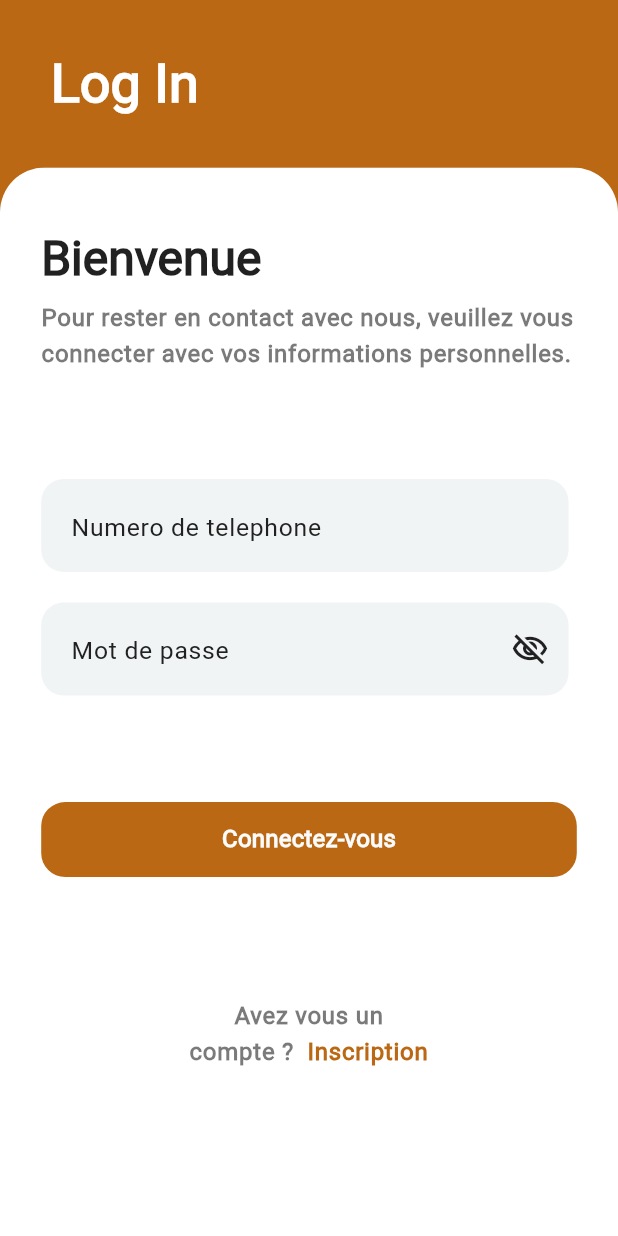
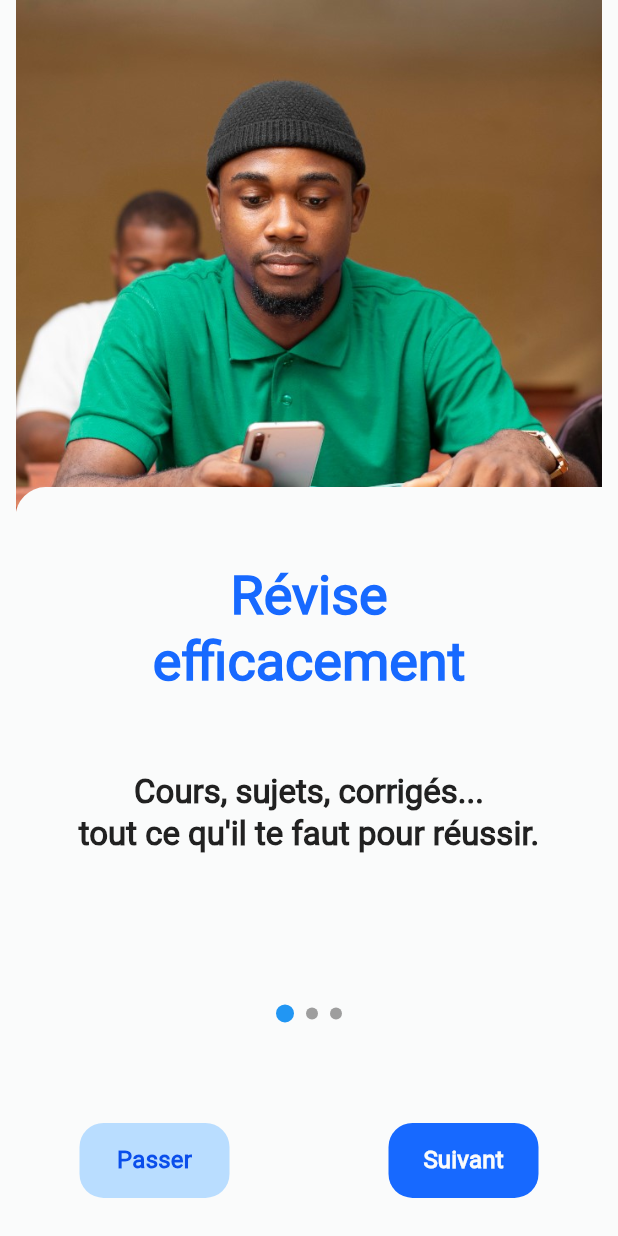
Before and after one commit to darrelX/onbush, a Flutter app: the screen it shows after launch, on a phone screen of 412 x 824 dp. Run offline on Flutter 3.47's test engine with Material 3 defaults, Android fonts, the phone set to English and light mode, and no system bars; our stand-ins replace animate_do, another_flushbar, auto_route, bloc, carousel_slider, connectivity_plus and 15 more; missing offline and left inert: draggable_bottom_sheet; generated files the repository leaves out were written again; project files that could hold a hidden picture were left out.

Commit message:
Onboarding success

```diff
--- a/lib/auth/presentation/pages/login_screen.dart
+++ b/lib/auth/presentation/pages/login_screen.dart
@@ -49,15 +49,10 @@ class _LoginScreenState extends State<LoginScreen> {
   @override
   Widget build(BuildContext context) {
     return Scaffold(
-      backgroundColor: AppColors.primary,
+      backgroundColor: AppColors.white,
       appBar: AppBar(
-        title: Text(
-          "  Log In",
-          style: context.textTheme.displaySmall!
-              .copyWith(color: Colors.white, fontWeight: FontWeight.w900),
-        ),
-        toolbarHeight: 110.h,
-        // centerTitle: true,
+        backgroundColor: AppColors.white,
+        centerTitle: true,
       ),
       body: BlocConsumer<AuthCubit, AuthState>(
         bloc: _cubit,
@@ -87,12 +82,6 @@ class _LoginScreenState extends State<LoginScreen> {
         builder: (context, state) {
           return Container(
             height: context.height,
-            decoration: const BoxDecoration(
-              borderRadius: BorderRadius.vertical(
-                top: Radius.circular(30),
-              ),
-              color: Colors.white,
-            ),
             padding: EdgeInsets.symmetric(
               horizontal: 25.w,
             ),
@@ -101,25 +90,54 @@ class _LoginScreenState extends State<LoginScreen> {
                 key: _formKey,
                 child: Column(
                   mainAxisAlignment: MainAxisAlignment.start,
-                  crossAxisAlignment: CrossAxisAlignment.start,
+                  crossAxisAlignment: CrossAxisAlignment.center,
                   children: [
-                    Gap(40.h),
+                    Image.asset(
+                      "assets/images/onbush.png",
+                      width: 200,
+                      // height: 300,
+                    ),
+                    Gap(50.h),
+
+                    Container(
+                      width: 280.w,
+                      height: 55.h,
+                      decoration: BoxDecoration(
+                          color: AppColors.third,
+                          borderRadius: BorderRadius.circular(25.r)),
+                      child: Center(
+                        child: Row(
+                          mainAxisAlignment: MainAxisAlignment.spaceEvenly,
+                          children: [
+                            AppButton(
+                              width: 120,
+                              text: "Connexion",
+                              onPressed: () {},
+                              bgColor: AppColors.primary,
+                              height: 40.h,
+                            ),
+                            AppButton(
+                              width: 120,
+                              text: "S'inscrire",
+                              onPressed: () {},
+                              // bgColor: AppColors.primary,
+                              textColor: AppColors.secondary,
+                              height: 40.h,
+                            ),
+                          ],
+                        ),
+                      ),
+                    ),
+                    Gap(30.h),
+
                     Text(
-                      "Bienvenue",
-                      style: context.textTheme.headlineLarge?.copyWith(
-                        fontWeight: FontWeight.w900,
-                      ),
+                      "Accède rapidement à tes cours et à tes révisions en quelques clics.",
+                      style: context.textTheme.bodyLarge!
+                          .copyWith(fontWeight: FontWeight.bold),
                       textAlign: TextAlign.center,
                     ),
-                    Gap(8.h),
-                    Text(
-                      "Pour rester en contact avec nous, veuillez vous connecter avec vos informations personnelles.",
-                      style: context.textTheme.bodyLarge?.copyWith(
-                          fontWeight: FontWeight.w900,
-                          color: AppColors.black.withOpacity(0.6)),
-                      textAlign: TextAlign.start,
-                    ),
                     Gap(70.h),
+
                     AppInput(
                       controller: _phoneController,
                       // label: 'Tel',
@@ -135,49 +153,9 @@ class _LoginScreenState extends State<LoginScreen> {
                       ],
                     ),
                     Gap(20.h),
-                    AppInput(
-                      controller: _passwordController,
-                      // label: 'Password',
-                      hint: 'Mot de passe',
-                      labelColors: AppColors.black.withOpacity(0.7),
-                      keyboardType: TextInputType.visiblePassword,
-                      autofillHints: const [
-                        AutofillHints.password,
-                      ],
-                      showEyes: true,
-                      obscureText: true,
-                      validators: [
-                        FormBuilderValidators.required(
-                          errorText: 'Mot de passe requis',
-                        ),
-                      ],
-                    ),
-                    Gap(70.h),
-                    // Row(
-                    //   mainAxisAlignment: MainAxisAlignment.end,
-                    //   children: [
-                    // Align(
-                    //       alignment: Alignment.bottomRight,
-                    //       child: GestureDetector(
-                    //         onTap: () {
-                    //           context.router.push(ForgetPasswordRoute(
-                    //               title1: "Retrouver mon compte",
-                    //               hasForgottenPassword: true,
-                    //               title2:
-                    //                   "Entrer un numero de votre whatsapp associé à votre compte",
-                    //               description: "Retrouver mon compte"));
-                    //         },
-                    //         child: Text(
-                    //           "Mot de passe oublié",
-                    //           style: context.textTheme.bodySmall?.copyWith(
-                    //               fontWeight: FontWeight.w900,
-                    //               color: AppColors.primary),
-                    //           textAlign: TextAlign.right,
-                    //         ),
-                    //       ),
-                    //     ),
-                    //   ],
-                    // ),
+
+                    Gap(200.h),
+
                     // Gap(50.h),
                     AppButton(
                       loading: state is LoginLoading,
@@ -193,43 +171,43 @@ class _LoginScreenState extends State<LoginScreen> {
                       },
                     ),
                     Gap(80.h),
-                    Center(
-                      child: Text.rich(
-                        TextSpan(
-                          text: 'Avez vous un\n',
-                          style: TextStyle(
-                              color: AppColors.black.withOpacity(0.6)),
-                          children: [
-                            TextSpan(
-                              text: "compte ?  ",
-                              style: TextStyle(
-                                  color: AppColors.black.withOpacity(0.6)),
-                            ),
-                            TextSpan(
-                              text: "Inscription",
-                              style: context.textTheme.bodyLarge?.copyWith(
-                                fontWeight: FontWeight.w900,
-                                color: AppColors.primary,
-                              ),
-                              recognizer: TapGestureRecognizer()
-                                ..onTap = () {
-                                  context.router.push(ForgetPasswordRoute(
-                                      title1: "Creer un compte",
-                                      hasForgottenPassword: false,
-                                      title2: "Creer un compte",
-                                      description:
-                                          "Bienvenue dans l'application onbush"));
-                                },
-                            ),
-                          ],
-                        ),
-                        textAlign: TextAlign.center,
-                        style: context.textTheme.bodyLarge?.copyWith(
-                          fontWeight: FontWeight.w900,
-                        ),
-                      ),
-                    ),
-                    Gap(9.h),
+                    // Center(
+                    //   child: Text.rich(
+                    //     TextSpan(
+                    //       text: 'Avez vous un\n',
+                    //       style: TextStyle(
+                    //           color: AppColors.black.withOpacity(0.6)),
+                    //       children: [
+                    //         TextSpan(
+                    //           text: "compte ?  ",
+                    //           style: TextStyle(
+                    //               color: AppColors.black.withOpacity(0.6)),
+                    //         ),
+                    //         TextSpan(
+                    //           text: "Inscription",
+                    //           style: context.textTheme.bodyLarge?.copyWith(
+                    //             fontWeight: FontWeight.w900,
+                    //             color: AppColors.primary,
+                    //           ),
+                    //           recognizer: TapGestureRecognizer()
+                    //             ..onTap = () {
+                    //               context.router.push(ForgetPasswordRoute(
+                    //                   title1: "Creer un compte",
+                    //                   hasForgottenPassword: false,
+                    //                   title2: "Creer un compte",
+                    //                   description:
+                    //                       "Bienvenue dans l'application onbush"));
+                    //             },
+                    //         ),
+                    //       ],
+                    //     ),
+                    //     textAlign: TextAlign.center,
+                    //     style: context.textTheme.bodyLarge?.copyWith(
+                    //       fontWeight: FontWeight.w900,
+                    //     ),
+                    //   ),
+                    // ),
+                    // Gap(9.h),
                   ],
                 ),
               ),
--- a/lib/auth/presentation/pages/register_screen.dart
+++ b/lib/auth/presentation/pages/register_screen.dart
@@ -97,7 +97,7 @@ class _RegisterScreenState extends State<RegisterScreen> {
                 padding: EdgeInsets.symmetric(horizontal: 25.w),
                 decoration: BoxDecoration(
                   borderRadius:
-                      const BorderRadius.vertical(top: Radius.circular(20)),
+                      const BorderRadius.vertical(top: Radius.circular(40)),
                   color: context.theme.scaffoldBackgroundColor,
                 ),
                 height: context.height,
--- /dev/null
+++ b/lib/onboarding/onboarding_screen.dart
@@ -0,0 +1,118 @@
+import 'package:auto_route/auto_route.dart';
+import 'package:carousel_slider/carousel_slider.dart';
+import 'package:flutter/material.dart';
+import 'package:flutter_screenutil/flutter_screenutil.dart';
+import 'package:gap/gap.dart';
+import 'package:onbush/auth/presentation/pages/forget_password_screen.dart';
+import 'package:onbush/onboarding/widgets/carousel_wwidget.dart';
+import 'package:onbush/shared/extensions/context_extensions.dart';
+import 'package:onbush/shared/routing/app_router.dart';
+import 'package:onbush/shared/theme/app_colors.dart';
+import 'package:onbush/shared/widget/app_button.dart';
+
+@RoutePage()
+class OnboardingScreen extends StatefulWidget {
+  const OnboardingScreen({super.key});
+
+  @override
+  State<OnboardingScreen> createState() => _OnboardingScreenState();
+}
+
+class _OnboardingScreenState extends State<OnboardingScreen> {
+  int _currentIndex = 0;
+  final CarouselSliderController _carouselController =
+      CarouselSliderController();
+  final PageController _pageController = PageController();
+
+  @override
+  Widget build(BuildContext context) {
+    return Scaffold(
+      backgroundColor: AppColors.white,
+      // appBar: AppBar(),
+      body: Stack(
+        children: [
+          Column(
+            children: [
+              Gap(650.h),
+              Row(
+                mainAxisAlignment: MainAxisAlignment.center,
+                children: List.generate(3, (index) {
+                  return Container(
+                    margin: const EdgeInsets.symmetric(
+                        horizontal: 4.0, vertical: 10.0),
+                    width: _currentIndex == index ? 12.0 : 8.0,
+                    height: _currentIndex == index ? 12.0 : 8.0,
+                    decoration: BoxDecoration(
+                      shape: BoxShape.circle,
+                      color: _currentIndex == index ? Colors.blue : Colors.grey,
+                    ),
+                  );
+                }),
+              ),
+              // Gap(40.h),
+            ],
+          ),
+          CarouselWidget(
+              controller: _pageController,
+              onPageChanged: (page) => setState(() {
+                    _currentIndex = page;
+                  }),
+              json: const [
+                {
+                  "image": "assets/images/1.jpeg",
+                  "text1": "Révise \nefficacement",
+                  "text2":
+                      "Cours, sujets, corrigés...\ntout ce qu'il te faut pour réussir.",
+                },
+                {
+                  "image": "assets/images/2.png",
+                  "text1": "apprendre\nsans connexion",
+                  "text2":
+                      "Telecharge tes cours et etudie\nhors ligne ou que tu sois",
+                },
+                {
+                  "image": "assets/images/3.jpeg",
+                  "text1": "Partage et gagne",
+                  "text2": "Parraine des amis et accumule\ndes recompenses",
+                },
+              ]),
+          Positioned(
+            bottom: 25.h,
+            left: 0,
+            right: 0,
+            child: Row(
+                mainAxisAlignment: MainAxisAlignment.spaceAround,
+                children: [
+                  AppButton(
+                    bgColor: AppColors.third,
+                    text: _currentIndex == 0 ? "Passer" : "Precedent",
+                    textColor: AppColors.primary,
+                    onPressed: () {
+                      setState(() {
+                        _currentIndex == 0
+                            ? _pageController.jumpToPage(2)
+                            : _pageController.previousPage(
+                                duration: const Duration(milliseconds: 400),
+                                curve: Curves.linear);
+                      });
+                    },
+                  ),
+                  AppButton(
+                    bgColor: AppColors.secondary,
+                    text: _currentIndex != 2 ? "Suivant" : "Commencer",
+                    textColor: AppColors.white,
+                    onPressed: () {
+                      _currentIndex != 2
+                          ? _pageController.nextPage(
+                              duration: const Duration(milliseconds: 400),
+                              curve: Curves.linear)
+                          : context.router.replaceAll([const LoginRoute()]);
+                    },
+                  ),
+                ]),
+          ),
+        ],
+      ),
+    );
+  }
+}
--- /dev/null
+++ b/lib/onboarding/widgets/carousel_wwidget.dart
@@ -0,0 +1,73 @@
+import 'package:flutter/material.dart';
+import 'package:flutter_screenutil/flutter_screenutil.dart';
+import 'package:gap/gap.dart';
+import 'package:onbush/shared/extensions/context_extensions.dart';
+import 'package:onbush/shared/theme/app_colors.dart';
+
+class CarouselWidget extends StatefulWidget {
+  final PageController controller;
+  final List<dynamic> json;
+  final Function(int page) onPageChanged;
+  const CarouselWidget(
+      {super.key,
+      required this.controller,
+      required this.json,
+      required this.onPageChanged});
+
+  @override
+  State<CarouselWidget> createState() => _CarouselWidgetState();
+}
+
+class _CarouselWidgetState extends State<CarouselWidget> {
+  @override
+  Widget build(BuildContext context) {
+    return PageView(
+      controller: widget.controller,
+      onPageChanged: widget.onPageChanged,
+      children: [
+        ...widget.json.map((elt) {
+          return Column(children: [
+            Stack(
+              children: [
+                SizedBox(
+                  child: Image.asset(
+                    elt["image"],
+                    height: 370.h,
+                    fit: BoxFit.fitWidth,
+                  ),
+                ),
+                Positioned(
+                  bottom: 0.h,
+                  child: Container(
+                    height: 50.h,
+                    width: context.width,
+                    decoration: const BoxDecoration(
+                      color: AppColors.white,
+                      borderRadius:
+                          BorderRadius.vertical(top: Radius.circular(20)),
+                    ),
+                  ),
+                )
+              ],
+            ),
+            // Gap(10.h),
+            Text(
+              elt["text1"],
+              style: context.textTheme.displaySmall!
+                  .copyWith(color: AppColors.secondary),
+              textAlign: TextAlign.center,
+            ),
+            Gap(50.h),
+            Text(
+              elt["text2"],
+              style: context.textTheme.titleLarge!.copyWith(
+                fontWeight: FontWeight.bold,
+              ),
+              textAlign: TextAlign.center,
+            ),
+          ]);
+        }),
+      ],
+    );
+  }
+}
--- a/lib/shared/routing/app_router.dart
+++ b/lib/shared/routing/app_router.dart
@@ -1,6 +1,7 @@
 import 'package:auto_route/auto_route.dart';
 import 'package:flutter/material.dart';
 import 'package:onbush/auth/presentation/pages/new_password_screen.dart';
+import 'package:onbush/onboarding/onboarding_screen.dart';
 
 import '../../app_init_screen.dart';
 import '../../auth/presentation/pages/login_screen.dart';
@@ -65,5 +66,6 @@ class AppRouter extends _$AppRouter {
         AutoRoute(page: ForgetPasswordRoute.page),
         AutoRoute(page: NewPasswordRoute.page),
         AutoRoute(page: OTPInputRoute.page),
+        AutoRoute(page: OnboardingRoute.page),
       ];
 }
--- a/lib/shared/theme/app_colors.dart
+++ b/lib/shared/theme/app_colors.dart
@@ -1,7 +1,9 @@
 import 'package:flutter/material.dart';
 
 abstract class AppColors {
-  static const Color primary = Color(0xFFBA6814);
+  static const Color primary = Color(0xff0A4EEB);
+  static const Color secondary = Color(0xff1769ff);
+  static const Color third = Color(0xffb9ddff);
   static const Color black = Color(0xff212121);
   static const Color white = Color(0xffFAFBFB);
   static const Color surfaceWhite = Color(0xffFFFFFF);
--- a/lib/shared/widget/app_button.dart
+++ b/lib/shared/widget/app_button.dart
@@ -1,5 +1,6 @@
 import 'package:flutter/cupertino.dart';
 import 'package:flutter/material.dart';
+import 'package:flutter_screenutil/flutter_screenutil.dart';
 import 'package:onbush/shared/extensions/context_extensions.dart';
 
 import '../theme/app_colors.dart';
@@ -15,6 +16,7 @@ class AppButton extends StatelessWidget {
   final Color? loadingColor;
   final double height;
   final String? text;
+  final double? width;
   final Color? textColor;
 
   const AppButton({
@@ -27,6 +29,7 @@ class AppButton extends StatelessWidget {
     this.loading = false,
     this.haveTop = true,
     this.height = 50.0,
+    this.width = 100,
     this.loadingColor,
     this.text,
     this.textColor,
@@ -36,6 +39,10 @@ class AppButton extends StatelessWidget {
   Widget build(BuildContext context) {
     return Container(
       height: height,
+      // width: width,
+
+      padding: EdgeInsets.symmetric(horizontal: 10.r),
+      constraints: BoxConstraints(minWidth: width!),
       decoration: BoxDecoration(
         borderRadius: BorderRadius.circular(16),
         color: enable ? bgColor : bgColor?.withOpacity(.6),
@@ -50,7 +57,7 @@ class AppButton extends StatelessWidget {
         color: Colors.transparent,
         child: InkWell(
           onTap: (!loading && enable && onPressed != null) ? onPressed : null,
-          borderRadius: BorderRadius.circular(15),
+          borderRadius: BorderRadius.circular(15.r),
           child: Center(
             child: loading
                 ? CupertinoTheme(
--- a/pubspec.yaml
+++ b/pubspec.yaml
@@ -48,7 +48,7 @@ dependencies:
   fluttertoast: ^8.2.6
   modal_bottom_sheet: ^3.0.0
   connectivity_plus: ^6.0.4
-  carousel_slider: ^4.2.1
+  carousel_slider: ^5.0.0
   flutter_localizations:
     sdk: flutter
   pin_code_fields: ^8.0.1
```
Also changed, not shown: lib/app_init_screen.dart (+13 -27 lines), lib/auth/logic/auth_cubit/auth_cubit.dart (+11 -2 lines), lib/auth/logic/auth_cubit/auth_state.dart (+7 -0 lines), assets/images/1.jpeg, assets/images/2.png, assets/images/3.jpeg, assets/images/jong.png (added), lib/auth/data/repositories/auth_repository.dart (line endings or trailing spaces), lib/shared/routing/app_router.gr.dart, pubspec.lock, 1 other file.
